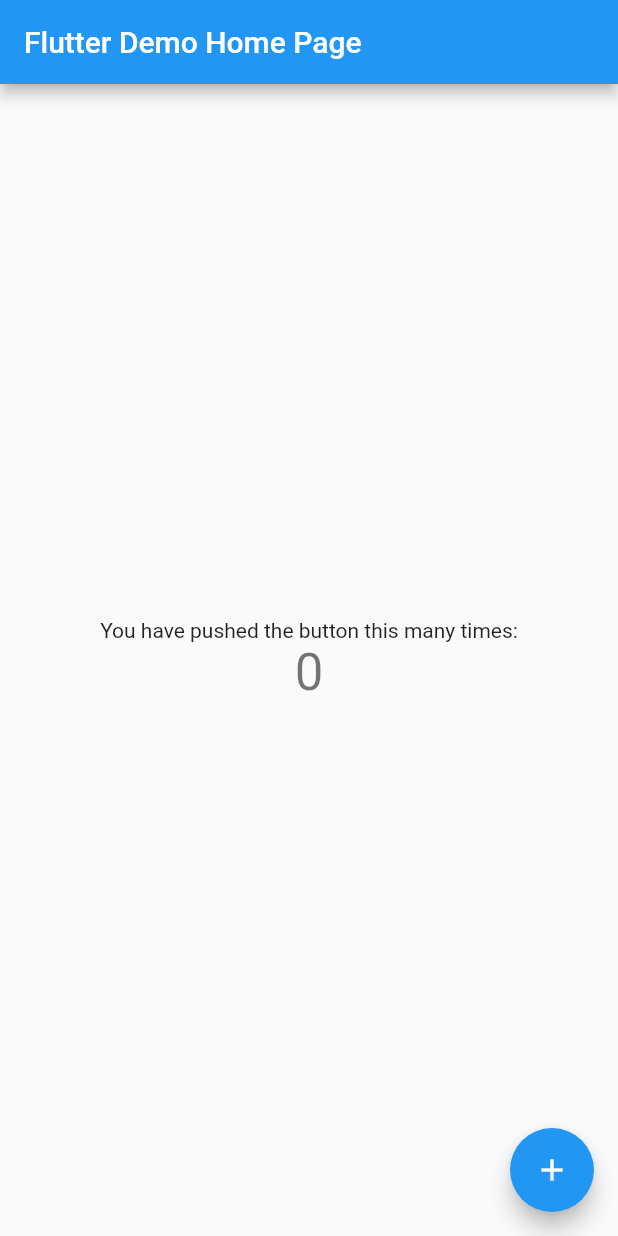
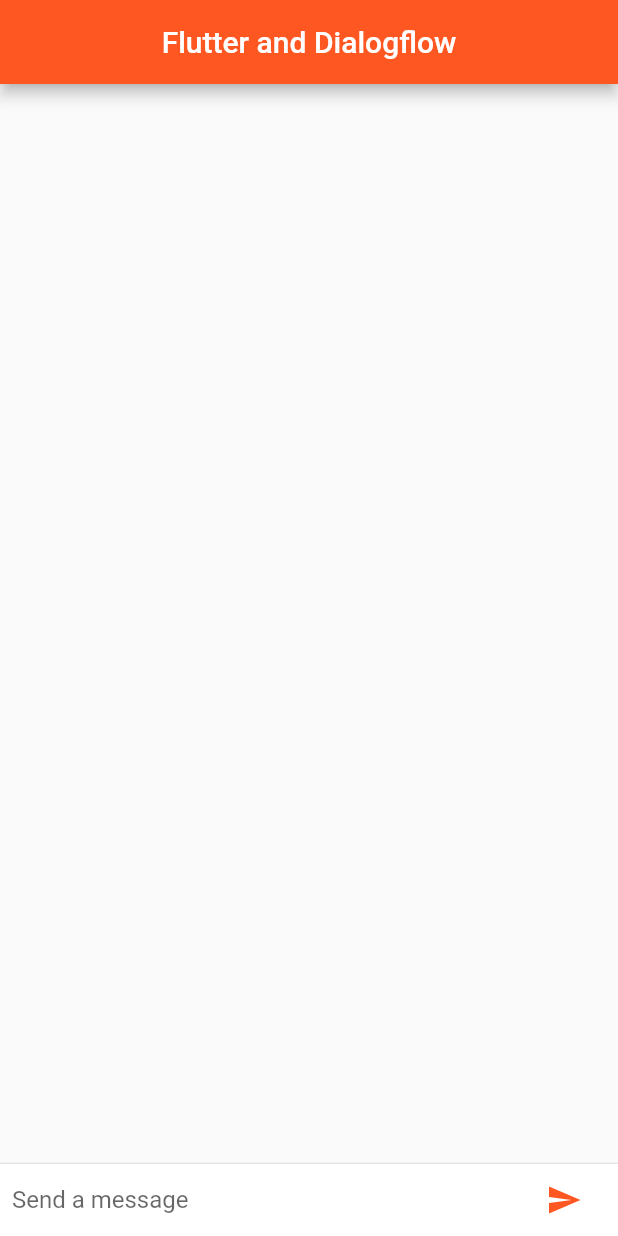
Before and after one commit to vish198910/UpajVirasat, a Flutter app: the screen it shows after launch, on a phone screen of 412 x 824 dp. Run offline on Flutter 3.47's test engine with Material 2 defaults, Android fonts, the phone set to English and light mode, and no system bars; missing offline and left inert: flutter_dialogflow.

Commit message:
Chatbot creation initiated

```diff
--- a/lib/main.dart
+++ b/lib/main.dart
@@ -1,117 +1,181 @@
 import 'package:flutter/material.dart';
+import 'package:flutter_dialogflow/dialogflow_v2.dart';
 
-void main() {
-  runApp(MyApp());
-}
+void main() => runApp(new MyApp());
 
 class MyApp extends StatelessWidget {
-  // This widget is the root of your application.
   @override
   Widget build(BuildContext context) {
-    return MaterialApp(
-      title: 'Flutter Demo',
-      theme: ThemeData(
-        // This is the theme of your application.
-        //
-        // Try running your application with "flutter run". You'll see the
-        // application has a blue toolbar. Then, without quitting the app, try
-        // changing the primarySwatch below to Colors.green and then invoke
-        // "hot reload" (press "r" in the console where you ran "flutter run",
-        // or simply save your changes to "hot reload" in a Flutter IDE).
-        // Notice that the counter didn't reset back to zero; the application
-        // is not restarted.
-        primarySwatch: Colors.blue,
-        // This makes the visual density adapt to the platform that you run
-        // the app on. For desktop platforms, the controls will be smaller and
-        // closer together (more dense) than on mobile platforms.
-        visualDensity: VisualDensity.adaptivePlatformDensity,
+    return new MaterialApp(
+      title: 'Example Dialogflow Flutter',
+      theme: new ThemeData(
+        primarySwatch: Colors.deepOrange,
       ),
-      home: MyHomePage(title: 'Flutter Demo Home Page'),
+      debugShowCheckedModeBanner: false,
+      home: new HomePageDialogflow(),
     );
   }
 }
 
-class MyHomePage extends StatefulWidget {
-  MyHomePage({Key key, this.title}) : super(key: key);
-
-  // This widget is the home page of your application. It is stateful, meaning
-  // that it has a State object (defined below) that contains fields that affect
-  // how it looks.
-
-  // This class is the configuration for the state. It holds the values (in this
-  // case the title) provided by the parent (in this case the App widget) and
-  // used by the build method of the State. Fields in a Widget subclass are
-  // always marked "final".
+class HomePageDialogflow extends StatefulWidget {
+  HomePageDialogflow({Key key, this.title}) : super(key: key);
 
   final String title;
 
   @override
-  _MyHomePageState createState() => _MyHomePageState();
+  _HomePageDialogflow createState() => new _HomePageDialogflow();
 }
 
-class _MyHomePageState extends State<MyHomePage> {
-  int _counter = 0;
+class _HomePageDialogflow extends State<HomePageDialogflow> {
+  final List<ChatMessage> _messages = <ChatMessage>[];
+  final TextEditingController _textController = new TextEditingController();
 
-  void _incrementCounter() {
+  Widget _buildTextComposer() {
+    return new IconTheme(
+      data: new IconThemeData(color: Theme.of(context).accentColor),
+      child: new Container(
+        margin: const EdgeInsets.symmetric(horizontal: 8.0),
+        child: new Row(
+          children: <Widget>[
+            new Flexible(
+              child: new TextField(
+                controller: _textController,
+                onSubmitted: _handleSubmitted,
+                decoration:
+                    new InputDecoration.collapsed(hintText: "Send a message"),
+              ),
+            ),
+            new Container(
+              margin: new EdgeInsets.symmetric(horizontal: 4.0),
+              child: new IconButton(
+                  icon: new Icon(Icons.send),
+                  onPressed: () => _handleSubmitted(_textController.text)),
+            ),
+          ],
+        ),
+      ),
+    );
+  }
+
+  void Response(query) async {
+    _textController.clear();
+    AuthGoogle authGoogle =
+        await AuthGoogle(fileJson: "assets/credentials.json")
+            .build();
+    Dialogflow dialogflow =
+        Dialogflow(authGoogle: authGoogle, language: Language.english);
+    AIResponse response = await dialogflow.detectIntent(query);
+    ChatMessage message = new ChatMessage(
+      text: response.getMessage() ??
+          new CardDialogflow(response.getListMessage()[0]).title,
+      name: "Bot",
+      type: false,
+    );
     setState(() {
-      // This call to setState tells the Flutter framework that something has
-      // changed in this State, which causes it to rerun the build method below
-      // so that the display can reflect the updated values. If we changed
-      // _counter without calling setState(), then the build method would not be
-      // called again, and so nothing would appear to happen.
-      _counter++;
+      _messages.insert(0, message);
     });
+  }
+
+  void _handleSubmitted(String text) {
+    _textController.clear();
+    ChatMessage message = new ChatMessage(
+      text: text,
+      name: "Promise",
+      type: true,
+    );
+    setState(() {
+      _messages.insert(0, message);
+    });
+    Response(text);
   }
 
   @override
   Widget build(BuildContext context) {
-    // This method is rerun every time setState is called, for instance as done
-    // by the _incrementCounter method above.
-    //
-    // The Flutter framework has been optimized to make rerunning build methods
-    // fast, so that you can just rebuild anything that needs updating rather
-    // than having to individually change instances of widgets.
-    return Scaffold(
-      appBar: AppBar(
-        // Here we take the value from the MyHomePage object that was created by
-        // the App.build method, and use it to set our appbar title.
-        title: Text(widget.title),
+    return new Scaffold(
+      appBar: new AppBar(
+        centerTitle: true,
+        title: new Text("Flutter and Dialogflow"),
       ),
-      body: Center(
-        // Center is a layout widget. It takes a single child and positions it
-        // in the middle of the parent.
-        child: Column(
-          // Column is also a layout widget. It takes a list of children and
-          // arranges them vertically. By default, it sizes itself to fit its
-          // children horizontally, and tries to be as tall as its parent.
-          //
-          // Invoke "debug painting" (press "p" in the console, choose the
-          // "Toggle Debug Paint" action from the Flutter Inspector in Android
-          // Studio, or the "Toggle Debug Paint" command in Visual Studio Code)
-          // to see the wireframe for each widget.
-          //
-          // Column has various properties to control how it sizes itself and
-          // how it positions its children. Here we use mainAxisAlignment to
-          // center the children vertically; the main axis here is the vertical
-          // axis because Columns are vertical (the cross axis would be
-          // horizontal).
-          mainAxisAlignment: MainAxisAlignment.center,
+      body: new Column(children: <Widget>[
+        new Flexible(
+            child: new ListView.builder(
+          padding: new EdgeInsets.all(8.0),
+          reverse: true,
+          itemBuilder: (_, int index) => _messages[index],
+          itemCount: _messages.length,
+        )),
+        new Divider(height: 1.0),
+        new Container(
+          decoration: new BoxDecoration(color: Theme.of(context).cardColor),
+          child: _buildTextComposer(),
+        ),
+      ]),
+    );
+  }
+}
+
+class ChatMessage extends StatelessWidget {
+  ChatMessage({this.text, this.name, this.type});
+
+  final String text;
+  final String name;
+  final bool type;
+
+  List<Widget> otherMessage(context) {
+    return <Widget>[
+      new Container(
+        margin: const EdgeInsets.only(right: 16.0),
+        child: new CircleAvatar(child: new Text('B')),
+      ),
+      new Expanded(
+        child: new Column(
+          crossAxisAlignment: CrossAxisAlignment.start,
           children: <Widget>[
-            Text(
-              'You have pushed the button this many times:',
-            ),
-            Text(
-              '$_counter',
-              style: Theme.of(context).textTheme.headline4,
+            new Text(this.name,
+                style: new TextStyle(fontWeight: FontWeight.bold)),
+            new Container(
+              margin: const EdgeInsets.only(top: 5.0),
+              child: new Text(text),
             ),
           ],
         ),
       ),
-      floatingActionButton: FloatingActionButton(
-        onPressed: _incrementCounter,
-        tooltip: 'Increment',
-        child: Icon(Icons.add),
-      ), // This trailing comma makes auto-formatting nicer for build methods.
+    ];
+  }
+
+  List<Widget> myMessage(context) {
+    return <Widget>[
+      new Expanded(
+        child: new Column(
+          crossAxisAlignment: CrossAxisAlignment.end,
+          children: <Widget>[
+            new Text(this.name, style: Theme.of(context).textTheme.subhead),
+            new Container(
+              margin: const EdgeInsets.only(top: 5.0),
+              child: new Text(text),
+            ),
+          ],
+        ),
+      ),
+      new Container(
+        margin: const EdgeInsets.only(left: 16.0),
+        child: new CircleAvatar(
+            child: new Text(
+          this.name[0],
+          style: new TextStyle(fontWeight: FontWeight.bold),
+        )),
+      ),
+    ];
+  }
+
+  @override
+  Widget build(BuildContext context) {
+    return new Container(
+      margin: const EdgeInsets.symmetric(vertical: 10.0),
+      child: new Row(
+        crossAxisAlignment: CrossAxisAlignment.start,
+        children: this.type ? myMessage(context) : otherMessage(context),
+      ),
     );
   }
 }
--- a/pubspec.yaml
+++ b/pubspec.yaml
@@ -28,6 +28,7 @@
   # The following adds the Cupertino Icons font to your application.
   # Use with the CupertinoIcons class for iOS style icons.
   cupertino_icons: ^0.1.3
+  flutter_dialogflow: ^0.1.3
 
 dev_dependencies:
   flutter_test:
@@ -43,6 +44,8 @@
   # included with your application, so that you can use the icons in
   # the material Icons class.
   uses-material-design: true
+  assets:
+    - assets/credentials.json
 
   # To add assets to your application, add an assets section, like this:
   # assets:
```
Also changed, not shown: pubspec.lock, 2 other files.
